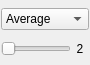
Before: the Qt Designer form starviewer/src/core/qthickslabwidgetbase.ui in starviewer-medical/starviewer, drawn with Qt 5.
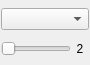
After: the same form once the commit is applied.

Commit message: BUG: havíem introduit uns valors per defecte al combo innecessaris per accident

```diff
--- a/starviewer/src/core/qthickslabwidgetbase.ui
+++ b/starviewer/src/core/qthickslabwidgetbase.ui
@@ -43,16 +43,6 @@
      <property name="sizeAdjustPolicy">
       <enum>QComboBox::AdjustToContents</enum>
      </property>
-     <item>
-      <property name="text">
-       <string>Average</string>
-      </property>
-     </item>
-     <item>
-      <property name="text">
-       <string>MIP</string>
-      </property>
-     </item>
     </widget>
    </item>
    <item row="1" column="0">
```
